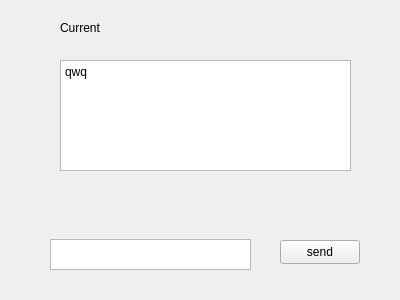
First picture: the form in serverwidget.ui, repository StopInvolution/ChineseCheckers, before the edit.
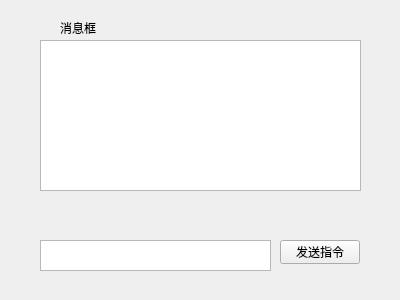
Second picture: the form after the edit.

What changed in the file:
```diff
--- a/serverwidget.ui
+++ b/serverwidget.ui
@@ -23,16 +23,16 @@
     </rect>
    </property>
    <property name="text">
-    <string>Current</string>
+    <string>消息框</string>
    </property>
   </widget>
   <widget class="QTextBrowser" name="textBrowser">
    <property name="geometry">
     <rect>
-     <x>60</x>
-     <y>60</y>
-     <width>291</width>
-     <height>111</height>
+     <x>40</x>
+     <y>40</y>
+     <width>321</width>
+     <height>151</height>
     </rect>
    </property>
    <property name="html">
@@ -40,16 +40,15 @@
 &lt;html&gt;&lt;head&gt;&lt;meta name=&quot;qrichtext&quot; content=&quot;1&quot; /&gt;&lt;meta charset=&quot;utf-8&quot; /&gt;&lt;style type=&quot;text/css&quot;&gt;
 p, li { white-space: pre-wrap; }
 &lt;/style&gt;&lt;/head&gt;&lt;body style=&quot; font-family:'Microsoft YaHei UI'; font-size:9pt; font-weight:400; font-style:normal;&quot;&gt;
-&lt;p style=&quot; margin-top:0px; margin-bottom:0px; margin-left:0px; margin-right:0px; -qt-block-indent:0; text-indent:0px;&quot;&gt;qwq&lt;/p&gt;
 &lt;p style=&quot;-qt-paragraph-type:empty; margin-top:0px; margin-bottom:0px; margin-left:0px; margin-right:0px; -qt-block-indent:0; text-indent:0px;&quot;&gt;&lt;br /&gt;&lt;/p&gt;&lt;/body&gt;&lt;/html&gt;</string>
    </property>
   </widget>
   <widget class="QTextEdit" name="textEdit">
    <property name="geometry">
     <rect>
-     <x>50</x>
-     <y>239</y>
-     <width>201</width>
+     <x>40</x>
+     <y>240</y>
+     <width>231</width>
      <height>31</height>
     </rect>
    </property>
@@ -64,7 +63,7 @@
     </rect>
    </property>
    <property name="text">
-    <string>send</string>
+    <string>发送指令</string>
    </property>
   </widget>
  </widget>
```
